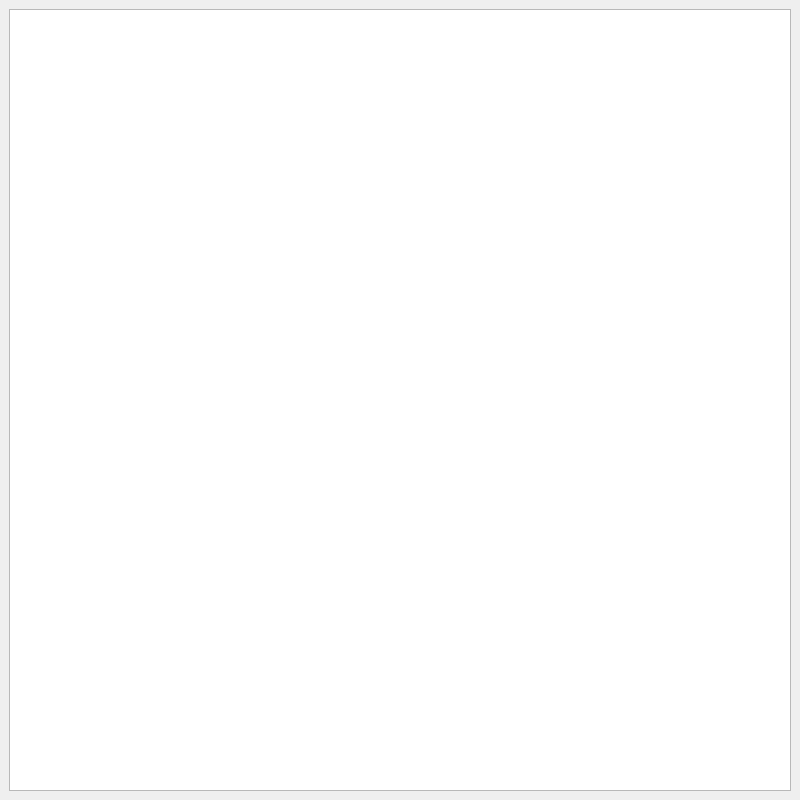
This is mainwindow.ui in Nooby54/Practica6-InformaticaII as Qt 5 draws it before an edit. The edited form follows.
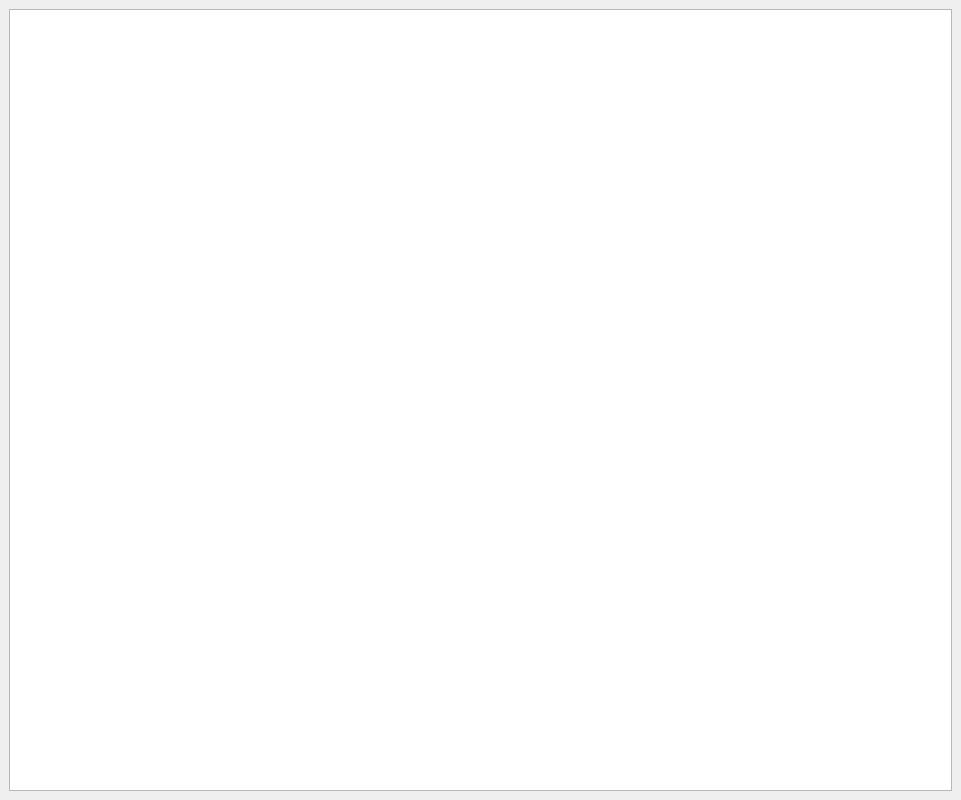
This is the edited form.

The edit to the form file:
```diff
--- a/mainwindow.ui
+++ b/mainwindow.ui
@@ -6,7 +6,7 @@
    <rect>
     <x>0</x>
     <y>0</y>
-    <width>800</width>
+    <width>961</width>
     <height>800</height>
    </rect>
   </property>
```
